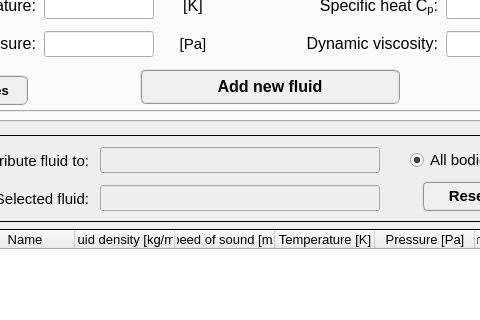
MOPT-UFSC/VIBRA, file data/ui_files/model/acoustic/fluid_input.ui: the form before one commit; both pictures show x 130 to 610 and y 261 to 581 of the 800 by 802 pixel window.
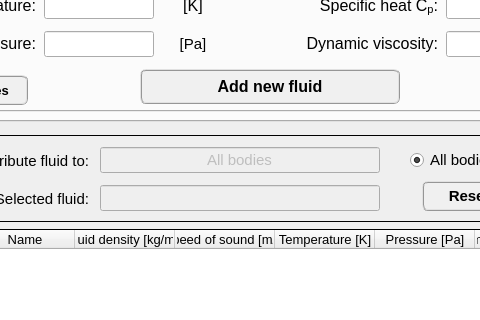
The form after the commit. Icons and pictures are not drawn.

The edit to the form file:
```diff
--- a/data/ui_files/model/acoustic/fluid_input.ui
+++ b/data/ui_files/model/acoustic/fluid_input.ui
@@ -4456,7 +4456,7 @@
       <string notr="true"/>
      </property>
      <property name="text">
-      <string/>
+      <string>All bodies</string>
      </property>
      <property name="alignment">
       <set>Qt::AlignCenter</set>
```
